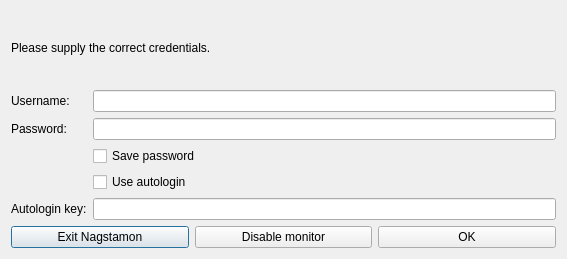
Above: Nagstamon/Nagstamon/QUI/dialog_authentication.ui from HenriWahl/Nagstamon before the change. Below: the same form after it.
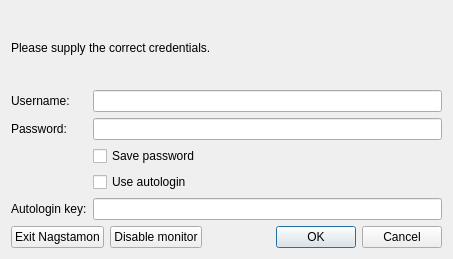
That is the form after the change.

Commit message: raw authentication dialog support if authentication is not valid anymore

```diff
--- a/Nagstamon/Nagstamon/QUI/dialog_authentication.ui
+++ b/Nagstamon/Nagstamon/QUI/dialog_authentication.ui
@@ -6,7 +6,7 @@
    <rect>
     <x>0</x>
     <y>0</y>
-    <width>567</width>
+    <width>453</width>
     <height>259</height>
    </rect>
   </property>
@@ -79,9 +79,12 @@
       </widget>
      </item>
      <item>
-      <widget class="QPushButton" name="button">
-       <property name="text">
-        <string>OK</string>
+      <widget class="QDialogButtonBox" name="button_box">
+       <property name="standardButtons">
+        <set>QDialogButtonBox::Cancel|QDialogButtonBox::Ok</set>
+       </property>
+       <property name="centerButtons">
+        <bool>false</bool>
        </property>
       </widget>
      </item>
```
Left out of the diff: 45 changed lines with no effect on the pictures. The commit also changes 3 other files.
